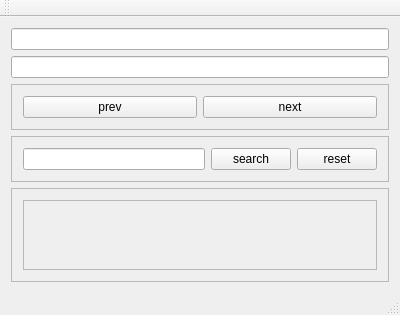
Before: the Qt Designer form mainwindow.ui in blockspacer/qt-QDataWidgetMapper-custom-model, drawn with Qt 5.
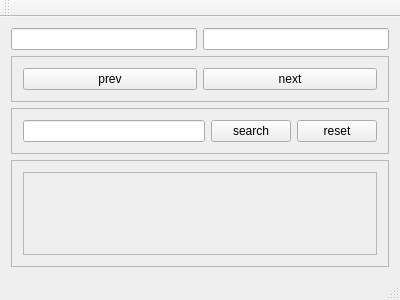
After: the same form once the commit is applied.

Patch:
```diff
--- a/mainwindow.ui
+++ b/mainwindow.ui
@@ -16,10 +16,17 @@
   <widget class="QWidget" name="centralWidget">
    <layout class="QVBoxLayout" name="verticalLayout">
     <item>
+     <layout class="QVBoxLayout" name="pwLayout"/>
+    </item>
+    <item>
+     <layout class="QHBoxLayout" name="horizontalLayout_5">
+      <item>
      <widget class="QLineEdit" name="lineEdit"/>
     </item>
     <item>
      <widget class="QLineEdit" name="lineEdit_2"/>
+      </item>
+     </layout>
     </item>
     <item>
      <layout class="QVBoxLayout" name="verticalLayout_2">
```
Lines whose indentation alone changed are shown as unchanged.
